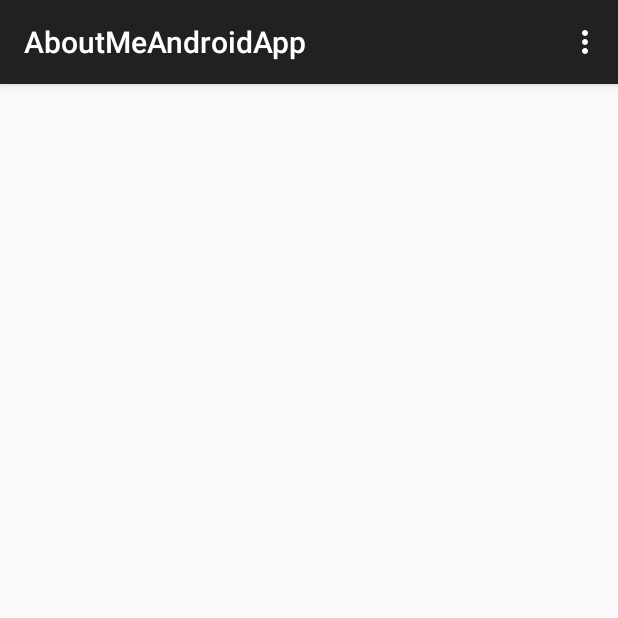
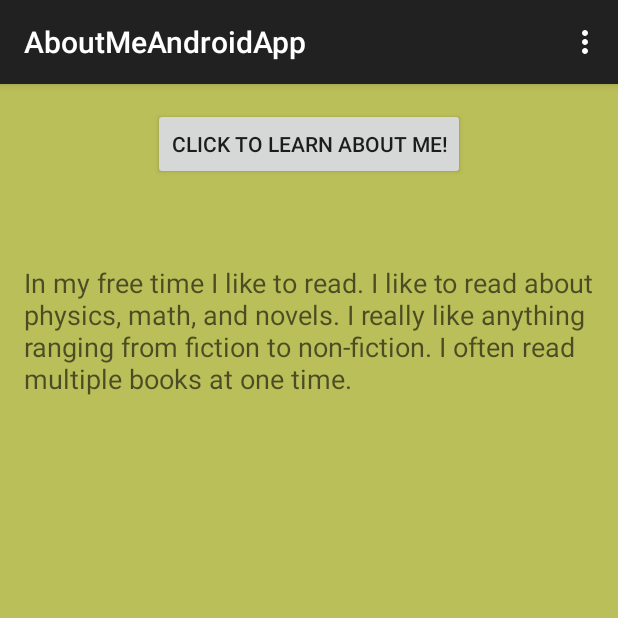
Before and after one commit to tristangaebler/AboutMeAndroidApp, an Android app: the screen it shows after launch (AboutMeActivity), in the options menu, after a tap on "Settings", on a phone screen of 412 x 824 dp, the top half of it. Run offline under Robolectric (Android 15) with nearby library versions, the phone set to English and light mode, and no system bars.

Commit message:
Added pictures and functionality
Added a big if statement to change facts.

```diff
--- a/app/src/main/java/activity/ctec/aboutmeandroidapp/AboutMeActivity.java
+++ b/app/src/main/java/activity/ctec/aboutmeandroidapp/AboutMeActivity.java
@@ -5,10 +5,13 @@ import android.os.Bundle;
 import android.view.Menu;
 import android.view.MenuItem;
 import android.widget.Button;
+import android.widget.ImageView;
 import android.widget.RelativeLayout;
 import android.graphics.Color;
 import android.view.View;
 import android.widget.TextView;
+
+import org.w3c.dom.Text;
 
 public class AboutMeActivity extends AppCompatActivity {
 
@@ -16,6 +19,12 @@ public class AboutMeActivity extends AppCompatActivity {
     private Button startButton;
     private RelativeLayout backgroundLayout;
     private TextView firstFact;
+    private TextView secondFact;
+    private TextView thirdFact;
+    private TextView fourthFact;
+    private TextView fifthFact;
+    private int clickCount;
+    private ImageView book;
 
 
     @Override
@@ -27,6 +36,11 @@ public class AboutMeActivity extends AppCompatActivity {
         startButton = (Button) findViewById(R.id.startButton);
         backgroundLayout = (RelativeLayout) findViewById(R.id.backgroundLayout);
         firstFact = (TextView) findViewById(R.id.firstFact);
+        secondFact = (TextView) findViewById(R.id.secondFact);
+        thirdFact = (TextView) findViewById(R.id.thirdFact);
+        fourthFact = (TextView) findViewById(R.id.fourthFact);
+        fifthFact = (TextView) findViewById(R.id.fifthFact);
+        clickCount = 0;
 
         //Helper method -- Should be private
         setUpListeners();
@@ -67,21 +81,49 @@ public class AboutMeActivity extends AppCompatActivity {
         backgroundLayout.setBackgroundColor(Color.rgb(redColor, greenColor, blueColor));
     }
 
+    //Changing the text visibility method
+    private void changeVisibility() {
+        if(clickCount == 0) {
+            firstFact.setVisibility(View.VISIBLE);
+            secondFact.setVisibility(View.GONE);
+            clickCount++;
+        }else if(clickCount == 1) {
+            firstFact.setVisibility(View.GONE);
+            secondFact.setVisibility(View.VISIBLE);
+            clickCount++;
+        }else if(clickCount == 2) {
+            firstFact.setVisibility(View.GONE);
+            secondFact.setVisibility(View.GONE);
+            thirdFact.setVisibility(View.VISIBLE);
+            clickCount++;
+        }else if(clickCount == 3) {
+            firstFact.setVisibility(View.GONE);
+            secondFact.setVisibility(View.GONE);
+            thirdFact.setVisibility(View.GONE);
+            fourthFact.setVisibility(View.VISIBLE);
+            clickCount++;
+        }else {
+            firstFact.setVisibility(View.GONE);
+            secondFact.setVisibility(View.GONE);
+            thirdFact.setVisibility(View.GONE);
+            fourthFact.setVisibility(View.GONE);
+            fifthFact.setVisibility(View.VISIBLE);
+            clickCount++;
+        }
+
+    }
+
+    private void changePictureVisibility() {
+        book.setImageResource();
+    }
+
     private void setUpListeners(){
         startButton.setOnClickListener(new View.OnClickListener() {
             public void onClick(View buttonView){
                 //Where the background changes colors
                 changeBackgroundColor();
-                changeFacts();
-
+                changeVisibility();
             }
         });
     }
-
-    //Changes the acts
-    private void changeFacts() {
-        if (startButton.isActivated() == true) {
-            firstFact.setVisibility(View.VISIBLE);
-        }
-    }
 }
--- a/app/src/main/res/layout/activity_about_me.xml
+++ b/app/src/main/res/layout/activity_about_me.xml
@@ -5,7 +5,7 @@
     android:paddingTop="@dimen/activity_vertical_margin"
     android:paddingBottom="@dimen/activity_vertical_margin" tools:context=".AboutMeActivity"
     android:id="@+id/backgroundLayout"
-    android:visibility="invisible">
+    android:visibility="visible">
 
     <Button
         android:layout_width="wrap_content"
@@ -14,7 +14,9 @@
         android:id="@+id/startButton"
         android:layout_alignParentTop="true"
         android:layout_centerHorizontal="true"
-        android:visibility="visible" />
+        android:visibility="visible"
+        android:enabled="true"
+        android:clickable="true" />
 
     <TextView
         android:layout_width="wrap_content"
@@ -24,5 +26,56 @@
         android:id="@+id/firstFact"
         android:layout_below="@+id/startButton"
         android:layout_centerHorizontal="true"
-        android:layout_marginTop="56dp" />
+        android:layout_marginTop="56dp"
+        android:visibility="visible" />
+
+    <TextView
+        android:layout_width="wrap_content"
+        android:layout_height="wrap_content"
+        android:textAppearance="?android:attr/textAppearanceMedium"
+        android:text="@string/secondFact"
+        android:id="@+id/secondFact"
+        android:layout_alignTop="@+id/firstFact"
+        android:layout_centerHorizontal="true"
+        android:visibility="invisible" />
+
+    <TextView
+        android:layout_width="wrap_content"
+        android:layout_height="wrap_content"
+        android:textAppearance="?android:attr/textAppearanceMedium"
+        android:text="@string/thirdFact"
+        android:id="@+id/thirdFact"
+        android:layout_alignTop="@+id/firstFact"
+        android:layout_centerHorizontal="true"
+        android:visibility="invisible" />
+
+    <TextView
+        android:layout_width="wrap_content"
+        android:layout_height="wrap_content"
+        android:textAppearance="?android:attr/textAppearanceMedium"
+        android:text="@string/fourthFact"
+        android:id="@+id/fourthFact"
+        android:layout_alignTop="@+id/firstFact"
+        android:layout_centerHorizontal="true"
+        android:visibility="invisible" />
+
+    <TextView
+        android:layout_width="wrap_content"
+        android:layout_height="wrap_content"
+        android:textAppearance="?android:attr/textAppearanceMedium"
+        android:text="@string/fifthFact"
+        android:id="@+id/fifthFact"
+        android:layout_alignTop="@+id/firstFact"
+        android:layout_centerHorizontal="true"
+        android:visibility="invisible" />
+
+    <ImageView
+        android:layout_width="wrap_content"
+        android:layout_height="wrap_content"
+        android:id="@+id/book"
+        android:layout_below="@+id/fourthFact"
+        android:layout_centerHorizontal="true"
+        android:src="@drawable/book"
+        android:visibility="invisible" />
+
 </RelativeLayout>
--- a/app/src/main/res/values/strings.xml
+++ b/app/src/main/res/values/strings.xml
@@ -2,7 +2,7 @@
     <string name="app_name">AboutMeAndroidApp</string>
     <string name="startButton">Click to learn about me!</string>
     <string name="firstFact">In my free time I like to read. I like to read about physics, math, and novels. I really like anything ranging from fiction to non-fiction. I often read multiple books at one time.</string>
-    <string name="secondfact">I was born in New York City on Januray 1, 1999. I lived in New York until I was thirteen. I moved to Utah about three to four years ago.</string>
+    <string name="secondFact">I was born in New York City on Januray 1, 1999. I lived in New York until I was thirteen. I moved to Utah about three to four years ago.</string>
     <string name="thirdFact">My favorite school subject is physics. Currently I’m taking AP Physics. I also enjoy Math, but not as much as I enjoy Physics. My least favorite school subject was drivers ed.</string>
     <string name="fourthFact">I enjoy listening to music. My favorite bands are Of Monsters and Men, Walk the Moon, and U2. I often listen to different types of music depending on what I’m doing. If I’m running its fast and loud, if I’m walking it’s slow and calm.</string>
     <string name="fifthFact">I love watching TV shows. I really dislike movies. A movie has to be really good for me to like it. Some of my favorites shows are Prison Break, Lost, and Heroes. My favorite show of all time is Seinfeld.</string>
```
Also changed, not shown: app/src/main/res/drawable/New York City.jpg (added), app/src/main/res/drawable/book.jpg (added), app/src/main/res/drawable/guitar.jpg (added), app/src/main/res/drawable/physics2.jpg (added), app/src/main/res/drawable/seinfeld.jpeg (added).
